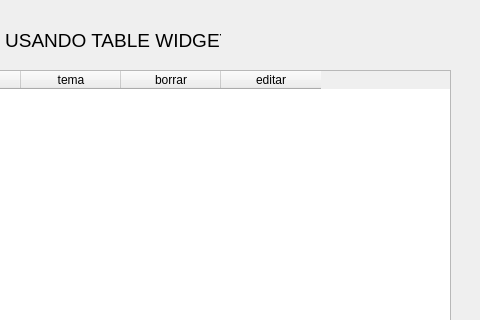
Old version of the form PYTHON/EJEMPLOS_FORMACION/basico30guiRevistasMysql/ventanas/ventana_table_widget_revistas.ui in the repository pcmaestro/my_repository; both pictures show x 320 to 800 and y 0 to 320 of the 800 by 600 pixel window.
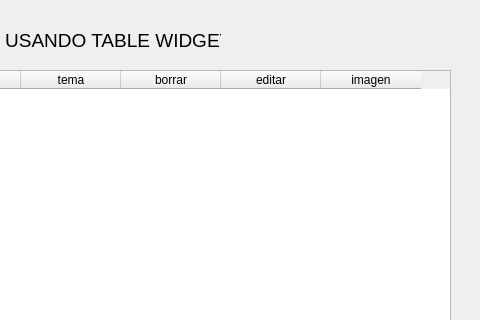
New version of the form.

Patch:
```diff
--- a/PYTHON/EJEMPLOS_FORMACION/basico30guiRevistasMysql/ventanas/ventana_table_widget_revistas.ui
+++ b/PYTHON/EJEMPLOS_FORMACION/basico30guiRevistasMysql/ventanas/ventana_table_widget_revistas.ui
@@ -53,6 +53,11 @@
       <string>editar</string>
      </property>
     </column>
+    <column>
+     <property name="text">
+      <string>imagen</string>
+     </property>
+    </column>
    </widget>
    <widget class="QLabel" name="label">
     <property name="geometry">
```
